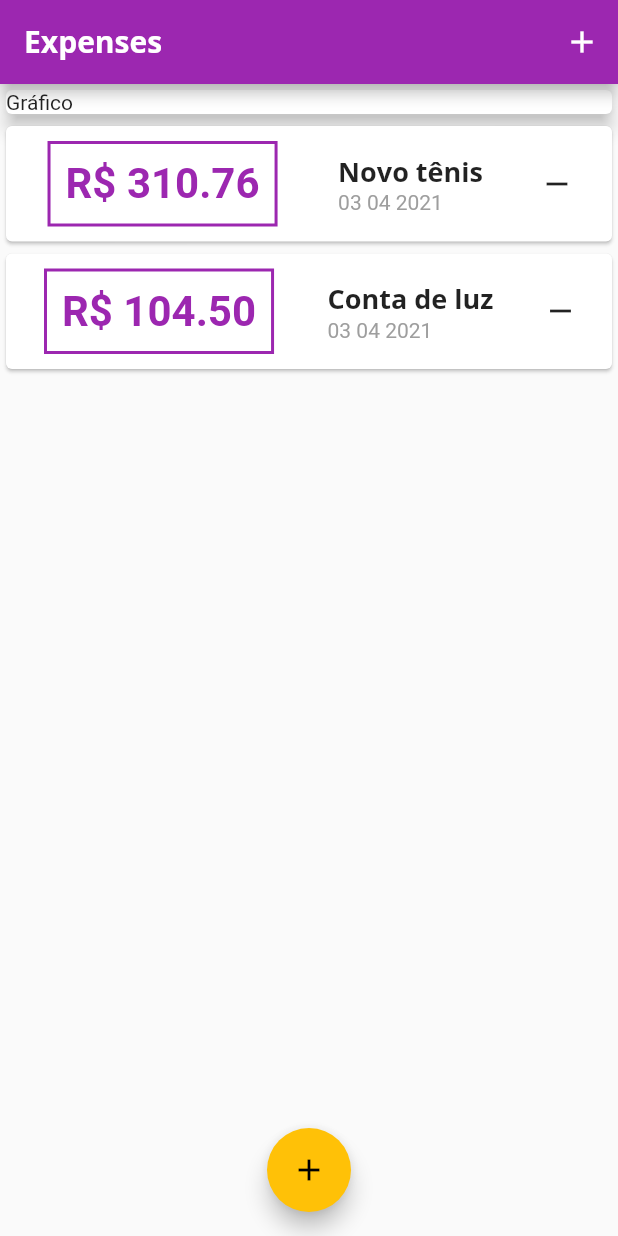
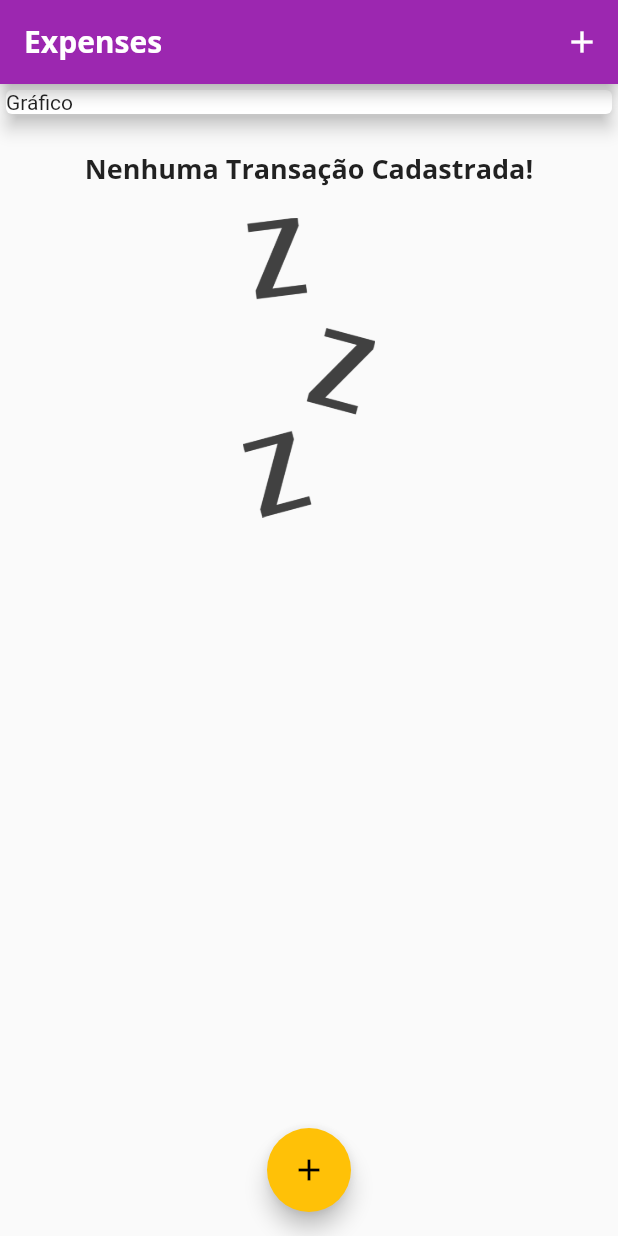
Before and after one commit to csnoboa/expenses_app, a Flutter app: the screen it shows after launch, on a phone screen of 412 x 824 dp. Run offline on Flutter 3.47's test engine with Material 2 defaults, Android fonts, the phone set to English and light mode, and no system bars.

Commit message:
image to empty list

```diff
--- a/lib/components/transaction_list.dart
+++ b/lib/components/transaction_list.dart
@@ -14,7 +14,26 @@ class TransactionList extends StatelessWidget {
   Widget build(BuildContext context) {
     return Container(
       height: 600,
-      child: ListView.builder(
+      child: transactions.isEmpty
+          ? Column(
+              children: [
+                Padding(
+                  padding: const EdgeInsets.symmetric(vertical: 20),
+                  child: Text(
+                    'Nenhuma Transação Cadastrada!',
+                    style: Theme.of(context).textTheme.headline6,
+                  ),
+                ),
+                Container(
+                  height: 200,
+                  child: Image.asset(
+                    'assets/images/waiting.png',
+                    fit: BoxFit.cover,
+                  ),
+                ),
+              ],
+            )
+          : ListView.builder(
               itemCount: transactions.length,
               itemBuilder: (cxt, index) {
                 final tr = transactions[index];
--- a/lib/main.dart
+++ b/lib/main.dart
@@ -75,18 +75,18 @@ class _MyHomePageState extends State<MyHomePage> {
   }
 
   final List<Transaction> _transactions = [
-    Transaction(
-      id: 't1',
-      title: 'Novo tênis',
-      value: 310.76,
-      date: DateTime.now(),
-    ),
-    Transaction(
-      id: 't2',
-      title: 'Conta de luz',
-      value: 104.50,
-      date: DateTime.now(),
-    ),
+    // Transaction(
+    //   id: 't1',
+    //   title: 'Novo tênis',
+    //   value: 310.76,
+    //   date: DateTime.now(),
+    // ),
+    // Transaction(
+    //   id: 't2',
+    //   title: 'Conta de luz',
+    //   value: 104.50,
+    //   date: DateTime.now(),
+    // ),
   ];
 
   @override
--- a/pubspec.yaml
+++ b/pubspec.yaml
@@ -46,8 +46,8 @@ flutter:
   uses-material-design: true
 
   # To add assets to your application, add an assets section, like this:
-  # assets:
-  #   - images/a_dot_burr.jpeg
+  assets:
+    - assets/images/waiting.png
   #   - images/a_dot_ham.jpeg
 
   # An image asset can refer to one or more resolution-specific "variants", see
```
Also changed, not shown: assets/images/waiting.png (added). Lines whose indentation alone changed are shown as unchanged.
